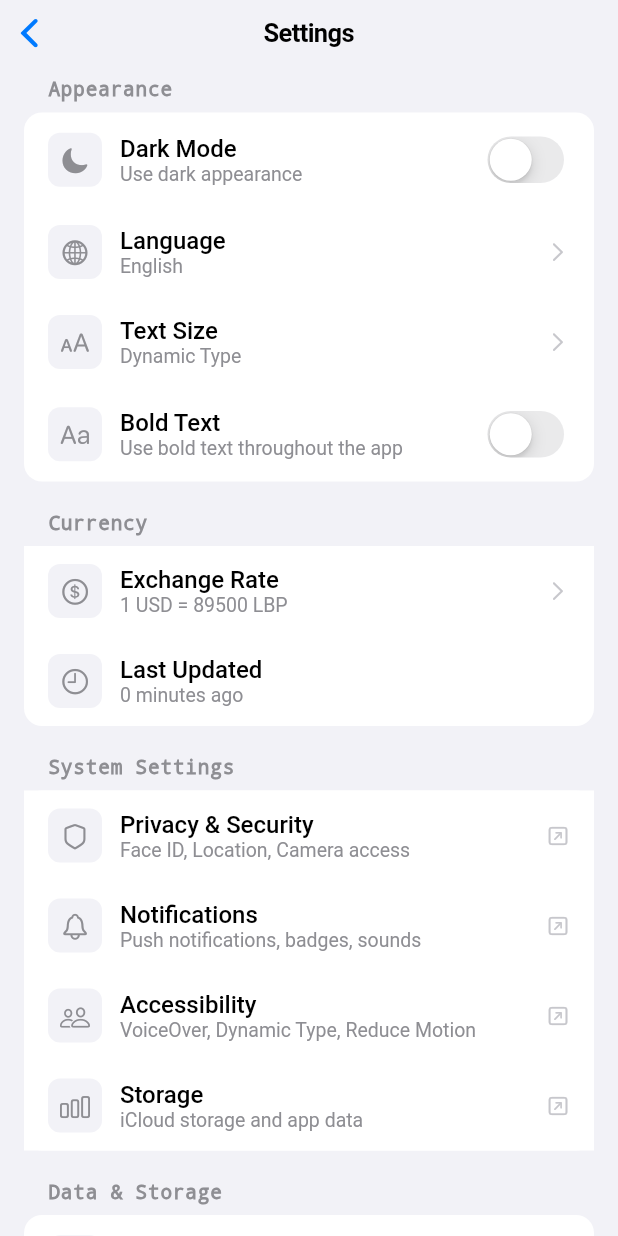
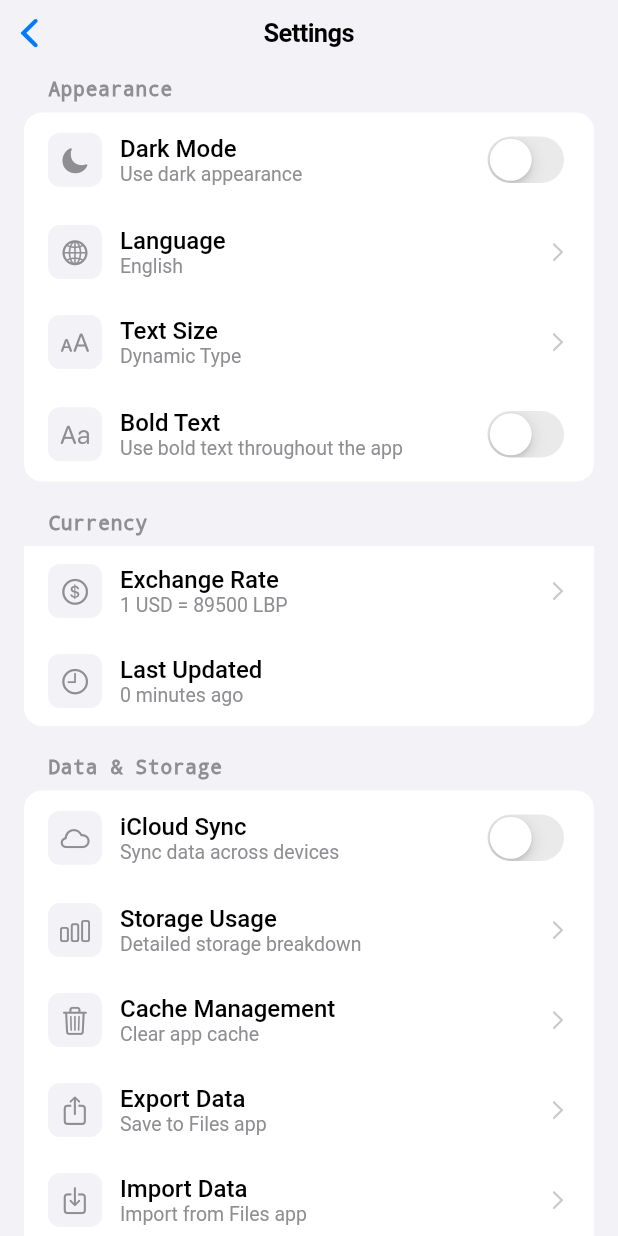
Before and after one commit to johnychnouda/Bechaalany-Debt, a Flutter app: the screen it shows after launch, after a tap on the "settings" icon, on a phone screen of 412 x 824 dp. Run offline on Flutter 3.47's test engine with Material 3 defaults, Android fonts, the phone set to English and light mode, and no system bars; our stand-ins replace connectivity_plus, flutter_local_notifications, flutter_svg, hive, hive_flutter, pdf and 2 more; accounts and stored records are empty; generated files the repository leaves out were written again.

Commit message:
refactor: remove System Settings from app settings page - Remove System Settings section from UI - Keep iOS Settings integration working in background - Clean app-only settings page - Users can access system settings manually via iOS Settings - Maintain all iOS permissions and capabilities

```diff
--- a/lib/screens/settings_screen.dart
+++ b/lib/screens/settings_screen.dart
@@ -4,7 +4,6 @@ import 'package:provider/provider.dart';
 import '../constants/app_colors.dart';
 import '../services/data_service.dart';
 import '../services/localization_service.dart';
-import '../services/system_settings_service.dart';
 
 import '../providers/app_state.dart';
 import '../l10n/app_localizations.dart';
@@ -123,39 +122,6 @@ class _SettingsScreenState extends State<SettingsScreen> {
                       CupertinoIcons.clock,
                     );
                   },
-                ),
-              ],
-            ),
-
-            const SizedBox(height: 20),
-
-            // System Settings Links (iOS 18.5 Standards)
-            _buildSection(
-              'System Settings',
-              [
-                _buildSystemLinkRow(
-                  'Privacy & Security',
-                  'Face ID, Location, Camera access',
-                  CupertinoIcons.shield,
-                  () => _openSystemPrivacySettings(),
-                ),
-                _buildSystemLinkRow(
-                  'Notifications',
-                  'Push notifications, badges, sounds',
-                  CupertinoIcons.bell,
-                  () => _openSystemNotificationSettings(),
-                ),
-                _buildSystemLinkRow(
-                  'Accessibility',
-                  'VoiceOver, Dynamic Type, Reduce Motion',
-                  CupertinoIcons.person_2,
-                  () => _openSystemAccessibilitySettings(),
-                ),
-                _buildSystemLinkRow(
-                  'Storage',
-                  'iCloud storage and app data',
-                  CupertinoIcons.chart_bar,
-                  () => _openSystemStorageSettings(),
                 ),
               ],
             ),
@@ -1112,133 +1078,4 @@ class _SettingsScreenState extends State<SettingsScreen> {
       ),
     );
   }
-
-  // iOS 18.5 New Widget - System Link Row
-  Widget _buildSystemLinkRow(String title, String subtitle, IconData icon, VoidCallback onTap) {
-    return Container(
-      decoration: BoxDecoration(
-        color: CupertinoColors.systemBackground,
-      ),
-      child: CupertinoButton(
-        onPressed: onTap,
-        padding: const EdgeInsets.symmetric(horizontal: 16, vertical: 12),
-        child: Row(
-          children: [
-            Container(
-              padding: const EdgeInsets.all(8),
-              decoration: BoxDecoration(
-                color: CupertinoColors.systemGrey6,
-                borderRadius: BorderRadius.circular(8),
-              ),
-              child: Icon(
-                icon,
-                size: 20,
-                color: CupertinoColors.systemGrey,
-              ),
-            ),
-            const SizedBox(width: 12),
-            Expanded(
-              child: Column(
-                crossAxisAlignment: CrossAxisAlignment.start,
-                children: [
-                  RichText(
-                    text: TextSpan(
-                      text: title,
-                      style: const TextStyle(
-                        fontSize: 16,
-                        fontWeight: FontWeight.w500,
-                        color: CupertinoColors.black,
-                        decoration: TextDecoration.none,
-                        decorationColor: Colors.transparent,
-                        decorationThickness: 0,
-                      ),
-                    ),
-                  ),
-                  if (subtitle.isNotEmpty)
-                    RichText(
-                      text: TextSpan(
-                        text: subtitle,
-                        style: TextStyle(
-                          fontSize: 13,
-                          color: CupertinoColors.systemGrey,
-                          decoration: TextDecoration.none,
-                          decorationColor: Colors.transparent,
-                          decorationThickness: 0,
-                        ),
-                      ),
-                    ),
-                ],
-              ),
-            ),
-            Icon(
-              CupertinoIcons.arrow_up_right_square,
-              size: 16,
-              color: CupertinoColors.systemGrey3,
-            ),
-          ],
-        ),
-      ),
-    );
-  }
-
-  // iOS 18.5 New Methods - System Settings
-  void _openSystemPrivacySettings() async {
-    try {
-      await SystemSettingsService().openPrivacySettings();
-    } catch (e) {
-      if (context.mounted) {
-        ScaffoldMessenger.of(context).showSnackBar(
-          const SnackBar(
-            content: Text('Cannot open Privacy Settings. Please go to iOS Settings manually.'),
-            backgroundColor: AppColors.error,
-          ),
-        );
-      }
-    }
-  }
-
-  void _openSystemNotificationSettings() async {
-    try {
-      await SystemSettingsService().openNotificationSettings();
-    } catch (e) {
-      if (context.mounted) {
-        ScaffoldMessenger.of(context).showSnackBar(
-          const SnackBar(
-            content: Text('Cannot open Notification Settings. Please go to iOS Settings manually.'),
-            backgroundColor: AppColors.error,
-          ),
-        );
-      }
-    }
-  }
-
-  void _openSystemAccessibilitySettings() async {
-    try {
-      await SystemSettingsService().openAccessibilitySettings();
-    } catch (e) {
-      if (context.mounted) {
-        ScaffoldMessenger.of(context).showSnackBar(
-          const SnackBar(
-            content: Text('Cannot open Accessibility Settings. Please go to iOS Settings manually.'),
-            backgroundColor: AppColors.error,
-          ),
-        );
-      }
-    }
-  }
-
-  void _openSystemStorageSettings() async {
-    try {
-      await SystemSettingsService().openStorageSettings();
-    } catch (e) {
-      if (context.mounted) {
-        ScaffoldMessenger.of(context).showSnackBar(
-          const SnackBar(
-            content: Text('Cannot open Storage Settings. Please go to iOS Settings manually.'),
-            backgroundColor: AppColors.error,
-          ),
-        );
-      }
-    }
-  }
 }
```
